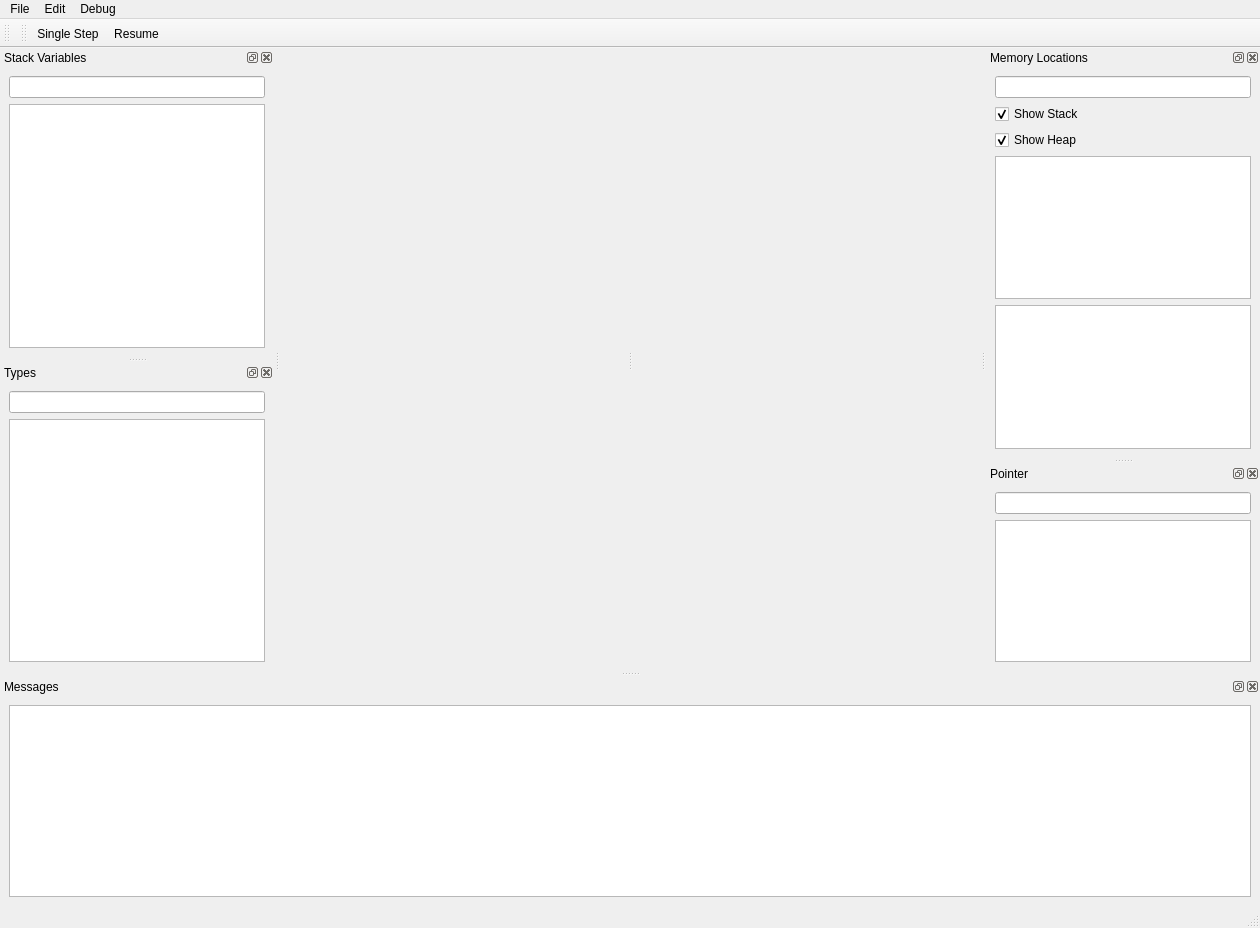
rose-compiler/rose, file projects/RTED/CppRuntimeSystem/DebuggerQt/MainWindow.ui: the form before one commit.
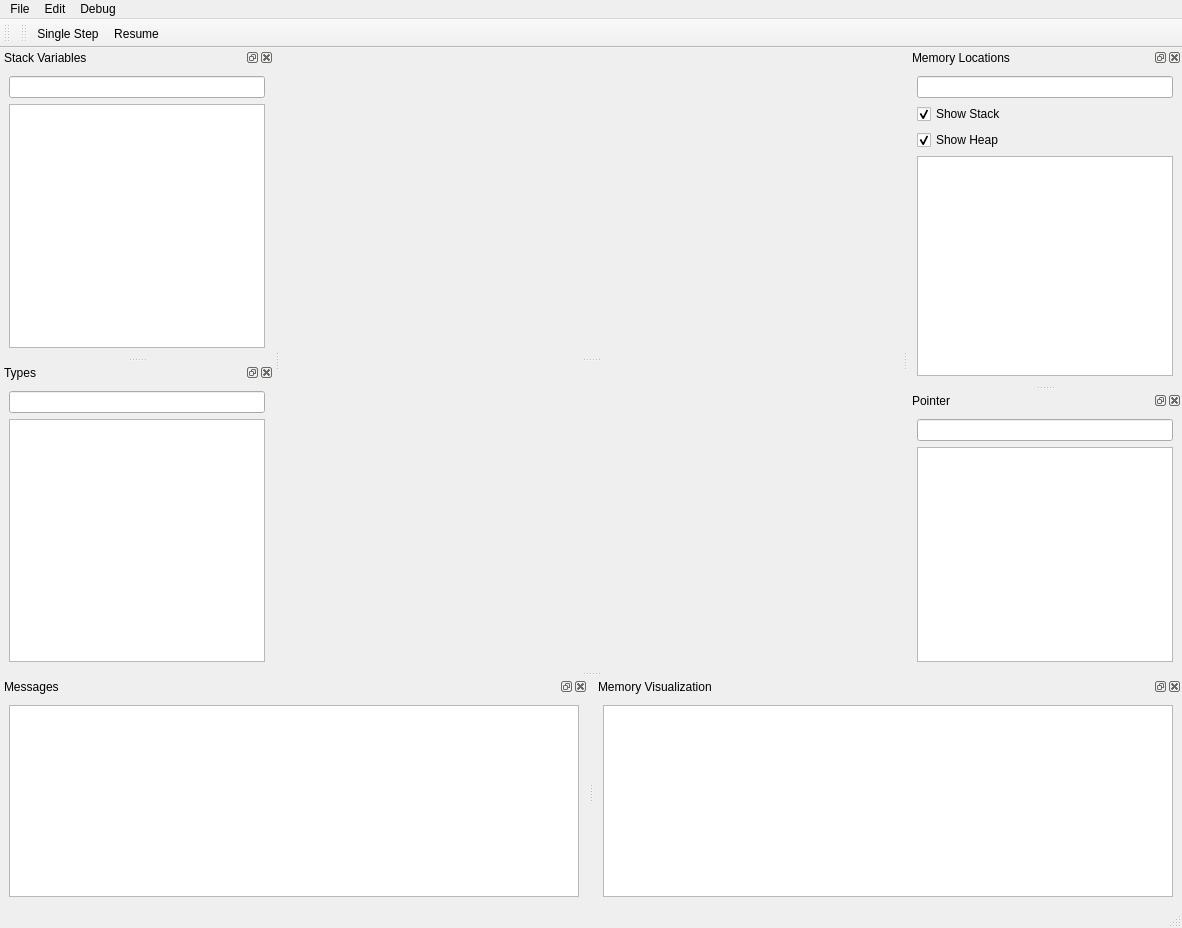
The form after the commit. Icons and pictures are not drawn. Custom widgets are drawn as their Qt base class.

Patch:
```diff
--- a/projects/RTED/CppRuntimeSystem/DebuggerQt/MainWindow.ui
+++ b/projects/RTED/CppRuntimeSystem/DebuggerQt/MainWindow.ui
@@ -6,7 +6,7 @@
    <rect>
     <x>0</x>
     <y>0</y>
-    <width>1260</width>
+    <width>1182</width>
     <height>928</height>
    </rect>
   </property>
@@ -14,11 +14,11 @@
    <string>RTED RuntimeSystem Debugger</string>
   </property>
   <widget class="QWidget" name="centralwidget">
-   <layout class="QHBoxLayout" name="horizontalLayout">
+   <layout class="QVBoxLayout" name="verticalLayout_3">
     <item>
      <widget class="QSplitter" name="splitter">
       <property name="orientation">
-       <enum>Qt::Horizontal</enum>
+       <enum>Qt::Vertical</enum>
       </property>
       <widget class="QCodeEditWidget" name="codeEdit1"/>
       <widget class="QCodeEditWidget" name="codeEdit2"/>
@@ -31,7 +31,7 @@
     <rect>
      <x>0</x>
      <y>0</y>
-     <width>1260</width>
+     <width>1182</width>
      <height>26</height>
     </rect>
    </property>
@@ -76,18 +76,11 @@
     <number>2</number>
    </attribute>
    <widget class="QWidget" name="dockWidgetContents_4">
-    <layout class="QGridLayout" name="gridLayout_3">
-     <item row="0" column="0">
+    <layout class="QVBoxLayout" name="verticalLayout_5">
+     <item>
       <widget class="QLineEdit" name="txtMemFilter"/>
      </item>
-     <item row="3" column="0">
-      <widget class="QTreeView" name="treeMemorySystem">
-       <property name="headerHidden">
-        <bool>false</bool>
-       </property>
-      </widget>
-     </item>
-     <item row="1" column="0">
+     <item>
       <widget class="QCheckBox" name="chkShowStack">
        <property name="text">
         <string>Show Stack</string>
@@ -97,7 +90,7 @@
        </property>
       </widget>
      </item>
-     <item row="2" column="0">
+     <item>
       <widget class="QCheckBox" name="chkShowHeap">
        <property name="text">
         <string>Show Heap</string>
@@ -107,8 +100,12 @@
        </property>
       </widget>
      </item>
-     <item row="4" column="0">
-      <widget class="MemoryGraphicsView" name="memGraphicsView"/>
+     <item>
+      <widget class="QTreeView" name="treeMemorySystem">
+       <property name="headerHidden">
+        <bool>false</bool>
+       </property>
+      </widget>
      </item>
     </layout>
    </widget>
@@ -232,6 +229,21 @@
     </layout>
    </widget>
   </widget>
+  <widget class="QDockWidget" name="dockMemGraphicsView">
+   <property name="windowTitle">
+    <string>Memory Visualization</string>
+   </property>
+   <attribute name="dockWidgetArea">
+    <number>8</number>
+   </attribute>
+   <widget class="QWidget" name="dockWidgetContents_5">
+    <layout class="QVBoxLayout" name="verticalLayout_4">
+     <item>
+      <widget class="MemoryGraphicsView" name="memGraphicsView"/>
+     </item>
+    </layout>
+   </widget>
+  </widget>
   <action name="actionQuit">
    <property name="icon">
     <iconset resource="res.qrc">
```
